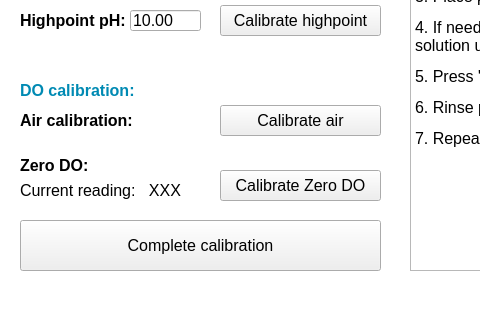
This is UI/AutomatedBreweryUI/pHandDOCalibrationDialog.ui in Bobstin/AutomatedBrewery as Qt 5 draws it before an edit; both pictures show x 0 to 480 and y 137 to 457 of the 1364 by 457 pixel window. The edited form follows.
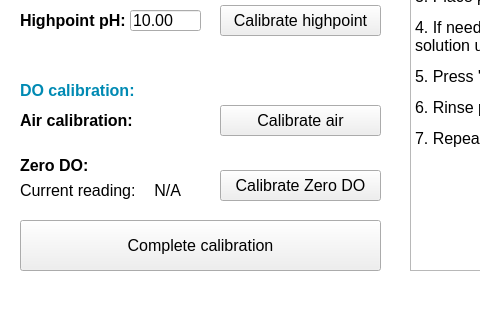
This is the edited form.

Commit message: Small updates to calibration dialog UIs

What changed in the file:
```diff
--- a/UI/AutomatedBreweryUI/pHandDOCalibrationDialog.ui
+++ b/UI/AutomatedBreweryUI/pHandDOCalibrationDialog.ui
@@ -421,7 +421,7 @@
      <string notr="true"/>
     </property>
     <property name="text">
-     <string>XXX</string>
+     <string>N/A</string>
     </property>
     <property name="alignment">
      <set>Qt::AlignRight|Qt::AlignTrailing|Qt::AlignVCenter</set>
```
Left out of the diff: 2 changed lines with no effect on the pictures. The commit also changes 1 other file.
